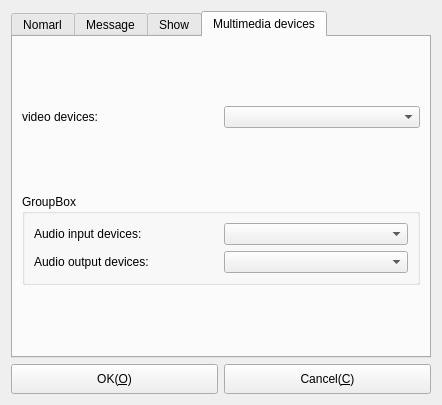
Old version of the form Widgets/DlgOptions/DlgOptions.ui in the repository KangLin/RabbitIm.
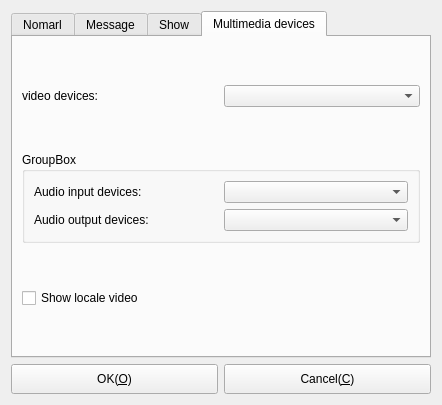
New version of the form. The open tabs and pages were chosen to show the change. Icons and pictures are not drawn.

The edit to the form file:
```diff
--- a/Widgets/DlgOptions/DlgOptions.ui
+++ b/Widgets/DlgOptions/DlgOptions.ui
@@ -13,11 +13,11 @@
   <property name="windowTitle">
    <string>Options</string>
   </property>
-  <layout class="QVBoxLayout" name="verticalLayout">
-   <item>
+  <layout class="QGridLayout" name="gridLayout_13">
+   <item row="0" column="0">
     <widget class="QTabWidget" name="tabWidget">
      <property name="currentIndex">
-      <number>0</number>
+      <number>3</number>
      </property>
      <widget class="QWidget" name="Nomarl">
       <attribute name="title">
@@ -734,11 +734,18 @@
          </layout>
         </widget>
        </item>
+       <item row="2" column="0">
+        <widget class="QCheckBox" name="cbShowLocaleVideo">
+         <property name="text">
+          <string>Show locale video</string>
+         </property>
+        </widget>
+       </item>
       </layout>
      </widget>
     </widget>
    </item>
-   <item>
+   <item row="1" column="0">
     <layout class="QHBoxLayout" name="horizontalLayout">
      <item>
       <widget class="QPushButton" name="pbOK">
```
